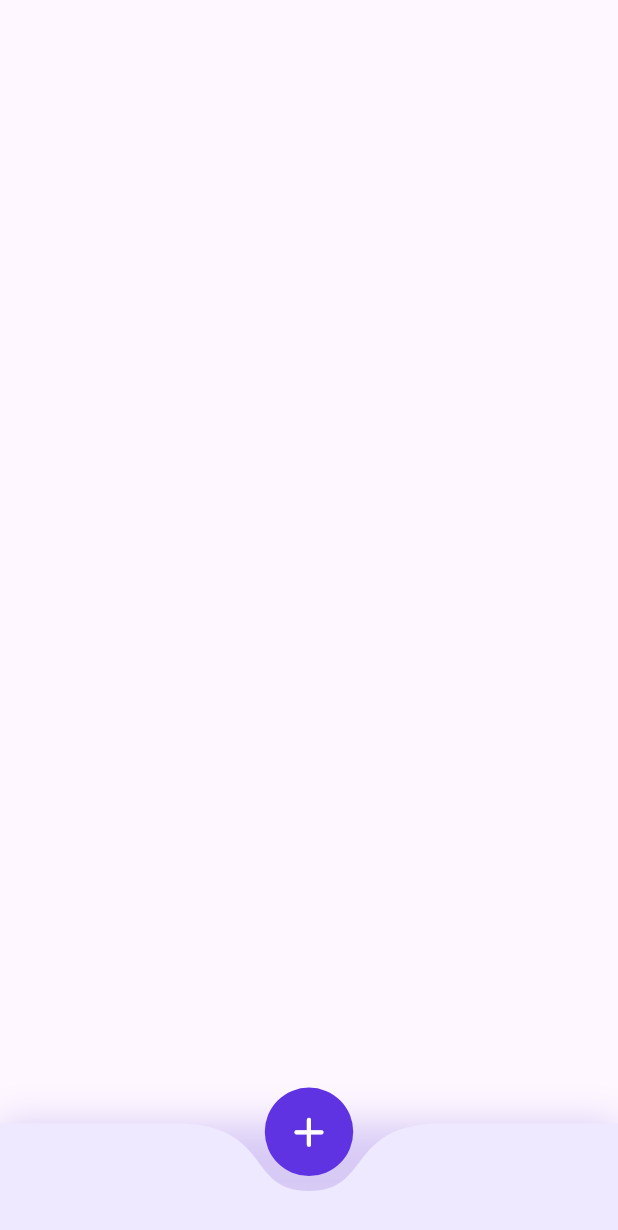
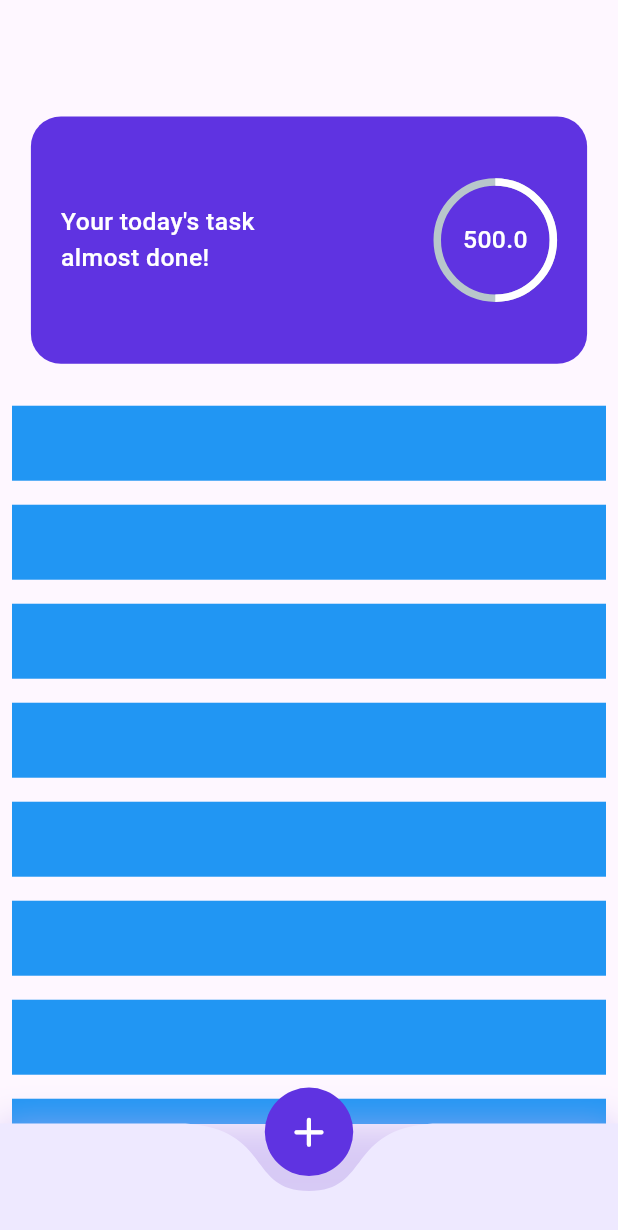
Before and after one commit to amr882/ToDoApp, a Flutter app: the HomePage screen opened directly, on a phone screen of 412 x 824 dp. Shown: the top 1230 px of the screen. Run offline on Flutter 3.47's test engine with Material 3 defaults, Android fonts, the phone set to English and light mode, and no system bars; drawn by our look-alikes of curved_navigation_bar, percent_indicator; our stand-ins replace google_fonts, shared_preferences, sizer; missing offline and left inert: dart:ffi; accounts and stored records are empty.

Commit message:
update home page

```diff
--- a/analysis_options.yaml
+++ b/analysis_options.yaml
@@ -10,6 +10,7 @@
 analyzer:
   errors:
     avoid_print: ignore
+    deprecated_member_use: ignore
 include: package:flutter_lints/flutter.yaml
 
 linter:
--- a/lib/view/home_page.dart
+++ b/lib/view/home_page.dart
@@ -1,8 +1,12 @@
+import 'dart:ffi';
+
 import 'package:flutter/material.dart';
+import 'package:google_fonts/google_fonts.dart';
 import 'package:shared_preferences/shared_preferences.dart';
 import 'package:to_do_app/services/services.dart';
 import 'package:curved_navigation_bar/curved_navigation_bar.dart';
 import 'package:sizer/sizer.dart';
+import 'package:to_do_app/widgets/progress_indecator.dart';
 
 class HomePage extends StatefulWidget {
   const HomePage({super.key});
@@ -22,6 +26,10 @@ class _HomePageState extends State<HomePage> {
     return services?.getTasks() ?? [];
   }
 
+  double getTotalTaskProgress() {
+    return 50;
+  }
+
   @override
   void initState() {
     sheredP();
@@ -36,7 +44,7 @@ class _HomePageState extends State<HomePage> {
           BoxShadow(color: Color.fromARGB(157, 191, 173, 239), blurRadius: 20)
         ]),
         child: CurvedNavigationBar(
-          color: const Color(0xffeee9ff),
+          color: const Color(0xffEEE9FF),
           backgroundColor: Colors.transparent,
           buttonBackgroundColor: const Color(0xff5f33e1),
           items: <Widget>[
@@ -54,6 +62,51 @@ class _HomePageState extends State<HomePage> {
           },
         ),
       ),
+
+      // body ui
+
+      body: FutureBuilder(
+        future: sheredP(),
+        builder: (context, snapshot) {
+          return Column(
+            children: [
+              SizedBox(
+                height: 7.h,
+              ),
+              Padding(
+                padding: const EdgeInsets.all(20),
+                child: Container(
+                    padding: const EdgeInsets.all(20),
+                    width: 90.w,
+                    height: 20.h,
+                    decoration: BoxDecoration(
+                      borderRadius: BorderRadius.circular(20),
+                      color: const Color(0xff5f33e1),
+                    ),
+                    child: ProgressIndecator(
+                      hasData: snapshot.hasData,
+                      value: getTotalTaskProgress(),
+                    )),
+              ),
+              Expanded(
+                child: ListView.builder(
+                  itemCount: 20,
+                  itemBuilder: (context, index) {
+                    return Padding(
+                      padding: const EdgeInsets.all(8.0),
+                      child: Container(
+                        width: 50,
+                        height: 50,
+                        color: Colors.blue,
+                      ),
+                    );
+                  },
+                ),
+              )
+            ],
+          );
+        },
+      ),
     );
   }
 }
--- a/lib/view/intro_page.dart
+++ b/lib/view/intro_page.dart
@@ -1,7 +1,6 @@
 import 'package:flutter/material.dart';
 import 'package:google_fonts/google_fonts.dart';
 import 'package:sizer/sizer.dart';
-import 'package:to_do_app/view/add_task_page.dart';
 import 'package:to_do_app/view/home_page.dart';
 import 'package:to_do_app/widgets/button.dart';
 
@@ -56,8 +55,8 @@ class _IntroPageState extends State<IntroPage> {
                     Button(
                       onTap: () {
                         Navigator.of(context).push(MaterialPageRoute(
-                            builder: (context) => const AddTaskPage()));
-                            print("done");
+                            builder: (context) => const HomePage()));
+                        print("done");
                       },
                       title: "Let’s Start",
                     )
--- /dev/null
+++ b/lib/widgets/progress_indecator.dart
@@ -0,0 +1,54 @@
+import 'package:flutter/material.dart';
+import 'package:google_fonts/google_fonts.dart';
+import 'package:percent_indicator/circular_percent_indicator.dart';
+import 'package:sizer/sizer.dart';
+
+class ProgressIndecator extends StatelessWidget {
+  final bool hasData;
+  final double value;
+  const ProgressIndecator(
+      {super.key, required this.hasData, required this.value});
+
+  @override
+  Widget build(BuildContext context) {
+    return Row(
+      mainAxisAlignment: MainAxisAlignment.spaceBetween,
+      children: [
+        Text(
+          hasData
+              ? "Your today's task\nalmost done!"
+              : "There are no tasks today.",
+          style: GoogleFonts.lexendDeca(
+              color: Colors.white, fontSize: 2.h, fontWeight: FontWeight.w500),
+        ),
+        Padding(
+          padding: EdgeInsets.only(left: 10.w),
+          child: CircularPercentIndicator(
+            radius: 5.h,
+            animation: true,
+            animationDuration: 200,
+            percent: value/100,
+            center: Text("${value * 10}",
+                style: GoogleFonts.lexendDeca(
+                    color: Colors.white,
+                    fontSize: 2.h,
+                    fontWeight: FontWeight.w500)),
+            progressColor: Colors.white,
+          ),
+        ),
+      ],
+    );
+  }
+}
+
+
+//  SizedBox(
+//           height: 7.h,
+//           width: 7.h,
+//           child: CircularProgressIndicator(
+//             value: 70 / 100,
+//             valueColor: const AlwaysStoppedAnimation<Color>(Colors.white),
+//             strokeCap: StrokeCap.round,
+//             strokeWidth: 0.7.h,
+//           ),
+//         )
--- a/pubspec.yaml
+++ b/pubspec.yaml
@@ -39,6 +39,7 @@ dependencies:
   google_fonts: ^6.2.1
   shared_preferences: ^2.3.2
   curved_navigation_bar: ^1.0.6
+  percent_indicator: ^4.2.3
 
 dev_dependencies:
   flutter_test:
```
Also changed, not shown: pubspec.lock.
